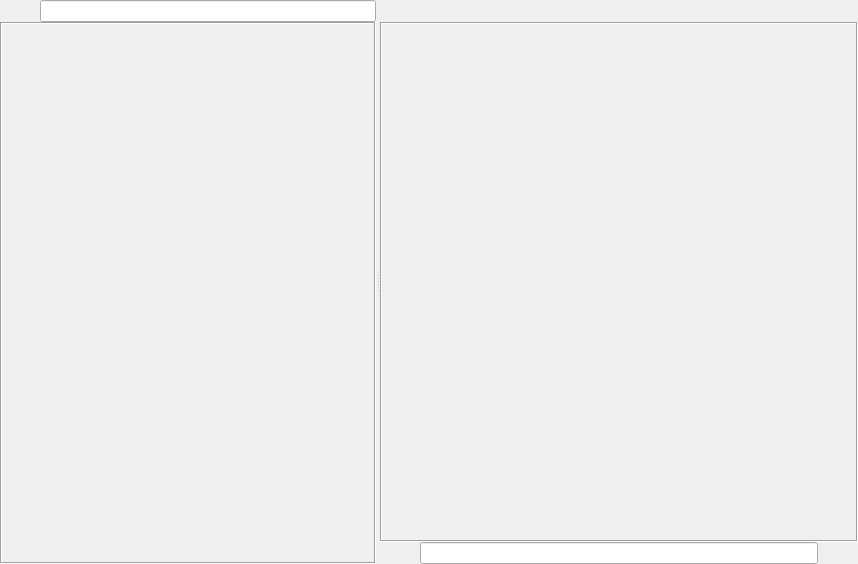
First picture: the form in mainwindow.ui, repository Augmeneco/AugBK-Messenger, before the edit.
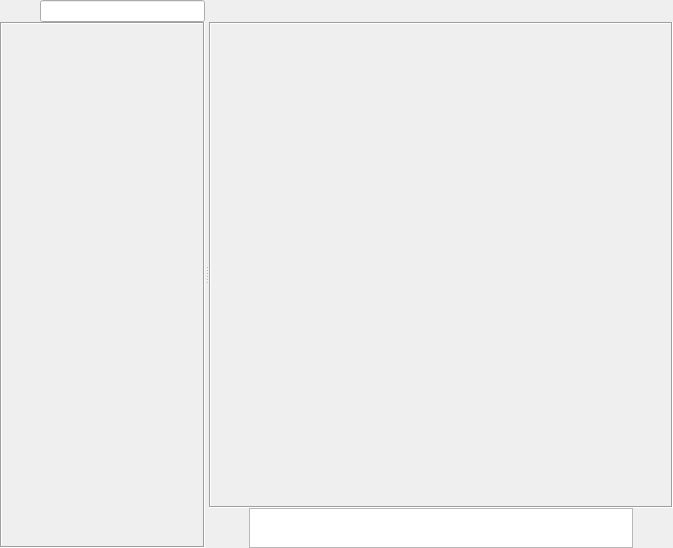
Second picture: the form after the edit. Icons and pictures are not drawn.

Commit message: Отправка сообщений по Enter, багфиксы на телефонах

What changed in the file:
```diff
--- a/mainwindow.ui
+++ b/mainwindow.ui
@@ -6,8 +6,8 @@
    <rect>
     <x>0</x>
     <y>0</y>
-    <width>858</width>
-    <height>564</height>
+    <width>673</width>
+    <height>548</height>
    </rect>
   </property>
   <property name="windowTitle">
@@ -117,8 +117,8 @@
                 <rect>
                  <x>0</x>
                  <y>0</y>
-                 <width>370</width>
-                 <height>516</height>
+                 <width>289</width>
+                 <height>500</height>
                 </rect>
                </property>
                <layout class="QVBoxLayout" name="verticalLayout_5">
@@ -180,7 +180,7 @@
              <number>0</number>
             </property>
             <item>
-             <layout class="QHBoxLayout" name="horizontalLayout_4">
+             <layout class="QHBoxLayout" name="horizontalLayout_4" stretch="0,0,1,0">
               <item>
                <widget class="QPushButton" name="backButtonCompact">
                 <property name="minimumSize">
@@ -240,21 +240,14 @@
                 <property name="text">
                  <string/>
                 </property>
+                <property name="alignment">
+                 <set>Qt::AlignLeading|Qt::AlignLeft|Qt::AlignVCenter</set>
+                </property>
+                <property name="wordWrap">
+                 <bool>true</bool>
+                </property>
                </widget>
               </item>
-              <item>
-               <spacer name="horizontalSpacer">
-                <property name="orientation">
-                 <enum>Qt::Horizontal</enum>
-                </property>
-                <property name="sizeHint" stdset="0">
-                 <size>
-                  <width>40</width>
-                  <height>20</height>
-                 </size>
-                </property>
-               </spacer>
-              </item>
               <item>
                <widget class="QPushButton" name="chatInfoButton">
                 <property name="maximumSize">
@@ -302,8 +295,8 @@
                 <rect>
                  <x>0</x>
                  <y>0</y>
-                 <width>471</width>
-                 <height>474</height>
+                 <width>367</width>
+                 <height>248</height>
                 </rect>
                </property>
                <layout class="QVBoxLayout" name="verticalLayout_6">
@@ -387,7 +380,23 @@
                </widget>
               </item>
               <item>
-               <widget class="QLineEdit" name="messageTextLabel"/>
+               <widget class="QPlainTextEdit" name="messageTextEdit">
+                <property name="maximumSize">
+                 <size>
+                  <width>16777215</width>
+                  <height>40</height>
+                 </size>
+                </property>
+                <property name="undoRedoEnabled">
+                 <bool>true</bool>
+                </property>
+                <property name="lineWrapMode">
+                 <enum>QPlainTextEdit::WidgetWidth</enum>
+                </property>
+                <property name="plainText">
+                 <string/>
+                </property>
+               </widget>
               </item>
               <item>
                <widget class="QPushButton" name="sendMessageButton">
```
The commit also changes 2 other files.
